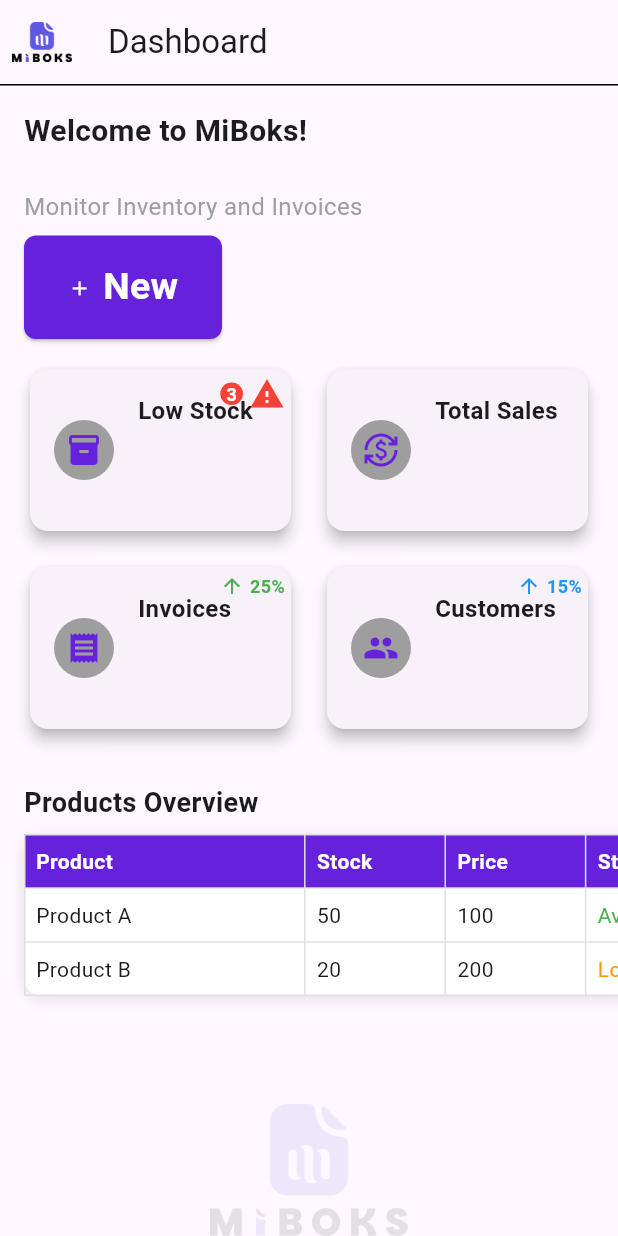
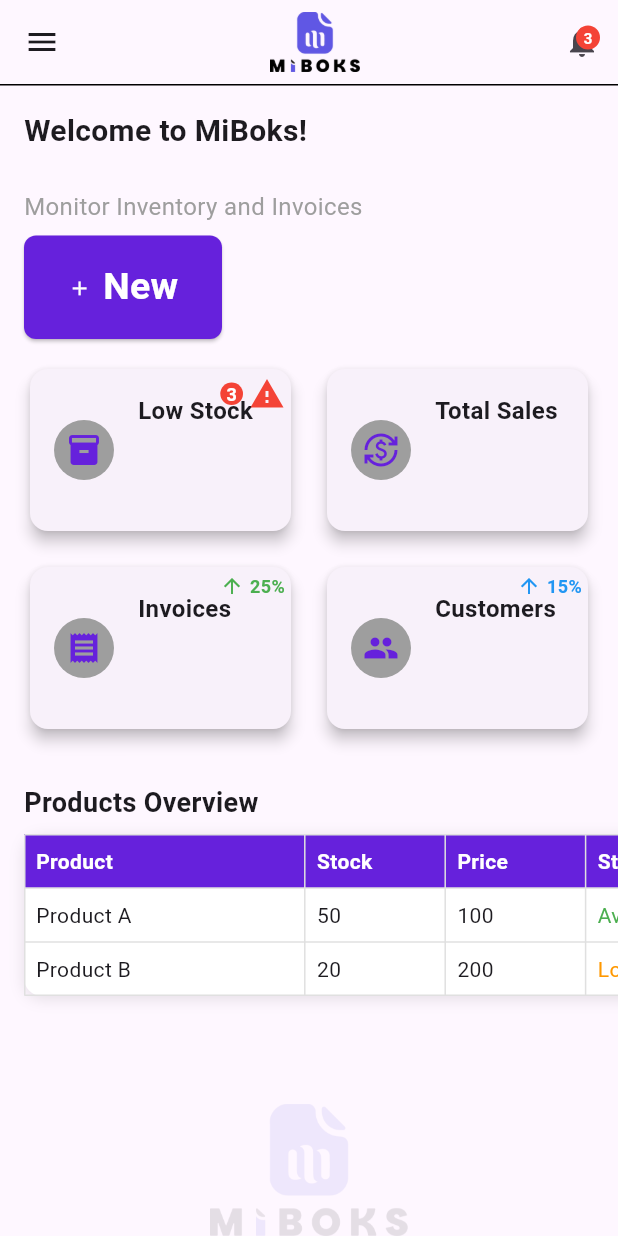
Before and after one commit to Chrisgentsl/miboks-millennialsierraleone, a Flutter app: the DashboardScreen screen opened directly, on a phone screen of 412 x 824 dp. Run offline on Flutter 3.47's test engine with Material 3 defaults, Android fonts, the phone set to English and light mode, and no system bars; our stand-ins replace cloud_firestore, curved_navigation_bar, firebase_auth, firebase_core, shared_preferences; accounts and stored records are empty.

Commit message:
place the logo widget in the centre of the image

```diff
--- a/lib/screens/dashboard_screen.dart
+++ b/lib/screens/dashboard_screen.dart
@@ -19,15 +19,53 @@
 
     return Scaffold(
       appBar: AppBar(
-        leading: const Padding(
-          padding: EdgeInsets.all(8.0),
+        leading: IconButton(
+          icon: const Icon(Icons.menu), // Navbar icon widget
+          onPressed: () {
+            print('Navbar icon pressed');
+          },
+        ),
+        title: Center(
           child: LogoWidget(
-            size: 40, // Adjust size for the top-left corner
+            size: 60, // Increased size for the logo in the center
             animate: false, // Disable animation for static placement
           ),
         ),
-        title: const Text('Dashboard'),
-        actions: [],
+        actions: [
+          IconButton(
+            icon: Stack(
+              children: [
+                const Icon(Icons.notifications),
+                Positioned(
+                  right: 0,
+                  child: Container(
+                    padding: const EdgeInsets.all(2),
+                    decoration: const BoxDecoration(
+                      color: Colors.red,
+                      shape: BoxShape.circle,
+                    ),
+                    constraints: const BoxConstraints(
+                      minWidth: 16,
+                      minHeight: 16,
+                    ),
+                    child: const Text(
+                      '3', // Example notification count
+                      style: TextStyle(
+                        color: Colors.white,
+                        fontSize: 10,
+                        fontWeight: FontWeight.bold,
+                      ),
+                      textAlign: TextAlign.center,
+                    ),
+                  ),
+                ),
+              ],
+            ),
+            onPressed: () {
+              print('Notification icon pressed');
+            },
+          ),
+        ],
       ),
       body: Column(
         children: [
--- a/pubspec.yaml
+++ b/pubspec.yaml
@@ -36,5 +36,6 @@
     - assets/images/onboarding-2.png
     - assets/images/onboarding-3.png
     - assets/images/signup.jpeg
+    - assets/images/birthday.png
 
 # Using custom splash screen implementation from splash_screen.dart
```
Also changed, not shown: assets/images/birthday.png (added), 1 other file.
